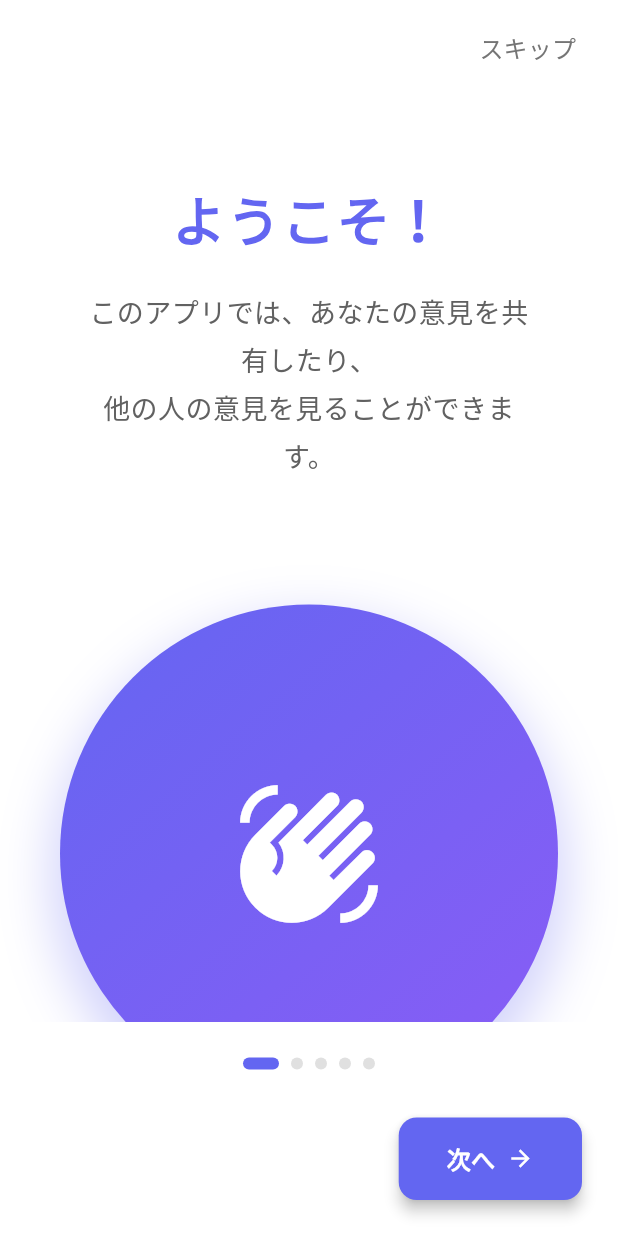
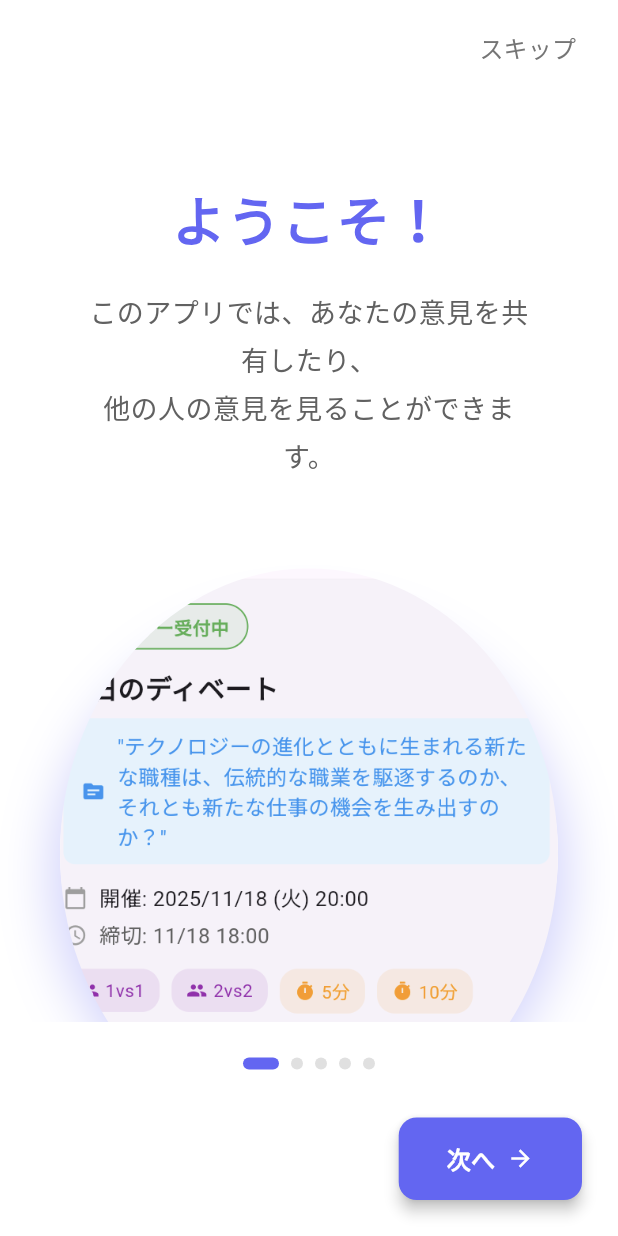
Before and after one commit to oto1720/2025_tyarekyara, a Flutter app: the screen it shows after launch, after a tap on "始める", on a phone screen of 412 x 824 dp. Run offline on Flutter 3.47's test engine with Material 3 defaults, Android fonts, the phone set to English and light mode, and no system bars; our stand-ins replace cloud_firestore, firebase_auth, firebase_core, firebase_storage, fl_chart, flutter_dotenv and 8 more; accounts and stored records are empty; network calls fail.

Commit message:
guide画像追加

```diff
--- a/lib/feature/guide/models/tutorial_item.dart
+++ b/lib/feature/guide/models/tutorial_item.dart
@@ -35,6 +35,7 @@ class TutorialData {
       title: 'ようこそ！',
       description: 'このアプリでは、あなたの意見を共有したり、\n他の人の意見を見ることができます。',
       icon: Icons.waving_hand,
+      imagePath: 'assets/images/onboarding/ibento.png',
       primaryColor: Color(0xFF6366F1),
       secondaryColor: Color(0xFF8B5CF6),
     ),
@@ -42,6 +43,7 @@ class TutorialData {
       title: '意見を投稿',
       description: '気になるトピックについて\nあなたの意見を自由に投稿できます。',
       icon: Icons.create,
+      imagePath: 'assets/images/onboarding/topic.png',
       primaryColor: Color(0xFFEC4899),
       secondaryColor: Color(0xFFF43F5E),
     ),
@@ -49,6 +51,7 @@ class TutorialData {
       title: '他の人の意見を見る',
       description: '同じ地域や年代の人の意見を\n見て、新しい発見をしましょう。',
       icon: Icons.people,
+      imagePath: 'assets/images/onboarding/iken.png',
       primaryColor: Color(0xFF14B8A6),
       secondaryColor: Color(0xFF10B981),
     ),
@@ -56,6 +59,7 @@ class TutorialData {
       title: 'プロフィール設定',
       description: 'プロフィール画面で\nいつでも情報を変更できます。',
       icon: Icons.person,
+      imagePath: 'assets/images/onboarding/profile.png',
       primaryColor: Color(0xFFF59E0B),
       secondaryColor: Color(0xFFF97316),
     ),
@@ -63,6 +67,7 @@ class TutorialData {
       title: 'さあ、始めましょう！',
       description: 'それでは、アプリを\n楽しんでください！',
       icon: Icons.rocket_launch,
+      imagePath: 'assets/images/onboarding/icon2.png',
       primaryColor: Color(0xFF3B82F6),
       secondaryColor: Color(0xFF2563EB),
     ),
--- a/lib/feature/guide/presentaion/pages/first_page.dart
+++ b/lib/feature/guide/presentaion/pages/first_page.dart
@@ -30,14 +30,13 @@ class FirstPage extends StatelessWidget {
                           gradient: const LinearGradient(
                             begin: Alignment.topLeft,
                             end: Alignment.bottomRight,
-                            colors: [
-                              Color(0xFF6366F1),
-                              Color(0xFF8B5CF6),
-                            ],
+                            colors: [Color(0xFF6366F1), Color(0xFF8B5CF6)],
                           ),
                           boxShadow: [
                             BoxShadow(
-                              color: const Color(0xFF6366F1).withValues(alpha: 0.3),
+                              color: const Color(
+                                0xFF6366F1,
+                              ).withValues(alpha: 0.3),
                               blurRadius: 20,
                               offset: const Offset(0, 10),
                               spreadRadius: 3,
@@ -54,7 +53,7 @@ class FirstPage extends StatelessWidget {
 
                       // アプリ名
                       const Text(
-                        'アプリ名',
+                        'critical',
                         style: TextStyle(
                           fontSize: 32,
                           fontWeight: FontWeight.bold,
@@ -85,9 +84,10 @@ class FirstPage extends StatelessWidget {
                         child: ClipRRect(
                           borderRadius: BorderRadius.circular(20),
                           child: Image.asset(
-                            'assets/images/onboarding/hero.png',
+                            'assets/images/onboarding/icon.png',
                             fit: BoxFit.cover,
-                            errorBuilder: (context, error, stackTrace) {
+                            height: 250,
+                            /*errorBuilder: (context, error, stackTrace) {
                               // 画像がない場合はプレースホルダーを表示
                               return Container(
                                 height: 250,
@@ -114,7 +114,7 @@ class FirstPage extends StatelessWidget {
                                   ],
                                 ),
                               );
-                            },
+                            },*/
                           ),
                         ),
                       ),
@@ -165,10 +165,7 @@ class FirstPage extends StatelessWidget {
                     },
                     child: RichText(
                       text: TextSpan(
-                        style: TextStyle(
-                          fontSize: 14,
-                          color: Colors.grey[600],
-                        ),
+                        style: TextStyle(fontSize: 14, color: Colors.grey[600]),
                         children: const [
                           TextSpan(text: 'アカウントをお持ちの方は '),
                           TextSpan(
--- a/lib/feature/guide/presentaion/widgets/tutorial_card.dart
+++ b/lib/feature/guide/presentaion/widgets/tutorial_card.dart
@@ -5,10 +5,7 @@ import '../../models/tutorial_item.dart';
 class TutorialCard extends StatelessWidget {
   final TutorialItem item;
 
-  const TutorialCard({
-    super.key,
-    required this.item,
-  });
+  const TutorialCard({super.key, required this.item});
 
   @override
   Widget build(BuildContext context) {
@@ -54,6 +51,77 @@ class TutorialCard extends StatelessWidget {
                 const SizedBox(height: 60),
 
                 // 丸い画像/アイコン
+                Container(
+                  width: 380,
+                  height: 380,
+                  decoration: BoxDecoration(
+                    shape: BoxShape.circle,
+                    color: const Color.fromRGBO(255, 255, 255, 1),
+                    boxShadow: [
+                      BoxShadow(
+                        color: item.primaryColor.withValues(alpha: 0.3),
+                        blurRadius: 30,
+                        offset: const Offset(0, 15),
+                        spreadRadius: 5,
+                      ),
+                    ],
+                  ),
+                  child: item.imagePath != null
+                      ? ClipOval(
+                          child:
+                              item.imagePath ==
+                                  'assets/images/onboarding/icon2.png'
+                              ? Image.asset(item.imagePath!, fit: BoxFit.cover)
+                              : Transform.scale(
+                                  scale: 1.3,
+                                  child: Image.asset(
+                                    item.imagePath!,
+                                    fit: BoxFit.contain,
+                                  ),
+                                ),
+
+                          /*: Padding(
+                                  padding: const EdgeInsets.all(10),
+                                  child: Image.asset(
+                                    item.imagePath!,
+                                    fit: BoxFit.contain,
+                                  ),
+                                ),*/
+                        )
+                      : Icon(item.icon, size: 100, color: Colors.white),
+                ),
+                /*child: Padding(
+
+                            padding: const EdgeInsets.all(20), // ← 画像周りに余白を追加
+                            child: Image.asset(
+                              item.imagePath!,
+                              fit: BoxFit.contain, // ← cover から contain に変更
+                              errorBuilder: (context, error, stackTrace) {
+                                return Container(
+                                  decoration: BoxDecoration(
+                                    shape: BoxShape.circle,
+                                    gradient: LinearGradient(
+                                      begin: Alignment.topLeft,
+                                      end: Alignment.bottomRight,
+                                      colors: [
+                                        item.primaryColor,
+                                        item.secondaryColor,
+                                      ],
+                                    ),
+                                  ),
+                                  child: Icon(
+                                    item.icon,
+                                    size: 100,
+                                    color: Colors.white,
+                                  ),
+                                );
+                              },
+                            ),
+                          ),
+                        )
+                      : Icon(item.icon, size: 100, color: Colors.white),
+                ),
+
                 Container(
                   width: 380,
                   height: 380,
@@ -112,7 +180,7 @@ class TutorialCard extends StatelessWidget {
                           size: 100,
                           color: Colors.white,
                         ),
-                ),
+                ),*/
               ],
             ),
           ),
--- a/pubspec.yaml
+++ b/pubspec.yaml
@@ -83,6 +83,7 @@ flutter:
   assets:
     - assets/images/onboarding/
     - assets/images/tutorial/
+
     - .env
 
   # An image asset can refer to one or more resolution-specific "variants", see
```
Also changed, not shown: assets/images/onboarding/ibento.png (added), assets/images/onboarding/icon.png (added), assets/images/onboarding/icon2.png (added), assets/images/onboarding/iken.png (added), assets/images/onboarding/profile.png (added), assets/images/onboarding/topic.png (added).
